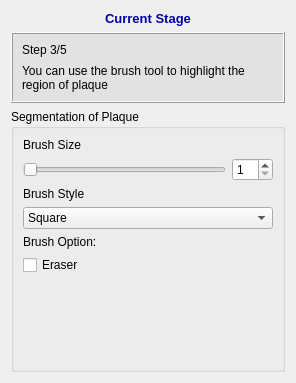
Old version of the form codes/InteractorStyles/QInteractorStylePaintBrush.ui in the repository wuzhuobin/PlaqueQuant.
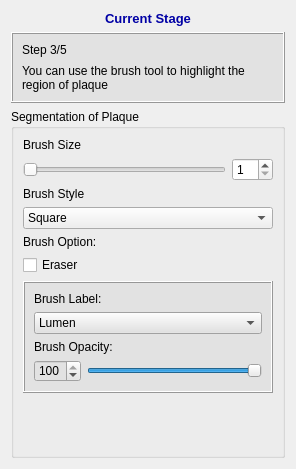
New version of the form. Icons and pictures are not drawn.

What changed in the file:
```diff
--- a/codes/InteractorStyles/QInteractorStylePaintBrush.ui
+++ b/codes/InteractorStyles/QInteractorStylePaintBrush.ui
@@ -7,13 +7,13 @@
     <x>0</x>
     <y>0</y>
     <width>296</width>
-    <height>383</height>
+    <height>469</height>
    </rect>
   </property>
   <property name="windowTitle">
    <string>PaintBrush</string>
   </property>
-  <layout class="QVBoxLayout" name="verticalLayout">
+  <layout class="QVBoxLayout" name="verticalLayout_2">
    <item>
     <widget class="QLabel" name="label_25">
      <property name="font">
@@ -102,7 +102,7 @@
      <property name="title">
       <string>Segmentation of Plaque</string>
      </property>
-     <layout class="QVBoxLayout" name="verticalLayout_5">
+     <layout class="QVBoxLayout" name="verticalLayout">
       <item>
        <widget class="QLabel" name="label_16">
         <property name="text">
@@ -176,6 +176,156 @@
         </property>
        </widget>
       </item>
+      <item>
+       <widget class="QFrame" name="frame_4">
+        <property name="minimumSize">
+         <size>
+          <width>0</width>
+          <height>0</height>
+         </size>
+        </property>
+        <property name="styleSheet">
+         <string notr="true">background-color: rgb(226, 226, 226)</string>
+        </property>
+        <property name="frameShape">
+         <enum>QFrame::Box</enum>
+        </property>
+        <property name="frameShadow">
+         <enum>QFrame::Raised</enum>
+        </property>
+        <layout class="QVBoxLayout" name="verticalLayout_9">
+         <item>
+          <widget class="QLabel" name="activeLabelLabel">
+           <property name="font">
+            <font>
+             <family>Arial</family>
+            </font>
+           </property>
+           <property name="text">
+            <string>Brush Label:</string>
+           </property>
+          </widget>
+         </item>
+         <item>
+          <widget class="QComboBox" name="labelComboBox">
+           <property name="font">
+            <font>
+             <family>Arial</family>
+            </font>
+           </property>
+           <property name="iconSize">
+            <size>
+             <width>13</width>
+             <height>13</height>
+            </size>
+           </property>
+           <item>
+            <property name="text">
+             <string>Lumen</string>
+            </property>
+            <property name="icon">
+             <iconset resource="../../resources/Project.qrc">
+              <normaloff>:/icons/redbox.png</normaloff>:/icons/redbox.png</iconset>
+            </property>
+           </item>
+           <item>
+            <property name="text">
+             <string>Vessel Wall</string>
+            </property>
+            <property name="icon">
+             <iconset resource="../../resources/Project.qrc">
+              <normaloff>:/icons/bluebox.png</normaloff>:/icons/bluebox.png</iconset>
+            </property>
+           </item>
+           <item>
+            <property name="text">
+             <string>Calcification</string>
+            </property>
+            <property name="icon">
+             <iconset resource="../../resources/Project.qrc">
+              <normaloff>:/icons/greenbox.png</normaloff>:/icons/greenbox.png</iconset>
+            </property>
+           </item>
+           <item>
+            <property name="text">
+             <string>Hemorrhage</string>
+            </property>
+            <property name="icon">
+             <iconset resource="../../resources/Project.qrc">
+              <normaloff>:/icons/yellowbox.png</normaloff>:/icons/yellowbox.png</iconset>
+            </property>
+           </item>
+           <item>
+            <property name="text">
+             <string>LRNC</string>
+            </property>
+            <property name="icon">
+             <iconset resource="../../resources/Project.qrc">
+              <normaloff>:/icons/lightbluebox.png</normaloff>:/icons/lightbluebox.png</iconset>
+            </property>
+           </item>
+           <item>
+            <property name="text">
+             <string>LM</string>
+            </property>
+            <property name="icon">
+             <iconset resource="../../resources/Project.qrc">
+              <normaloff>:/icons/purplebox.png</normaloff>:/icons/purplebox.png</iconset>
+            </property>
+           </item>
+          </widget>
+         </item>
+         <item>
+          <widget class="QLabel" name="label_13">
+           <property name="font">
+            <font>
+             <family>Arial</family>
+            </font>
+           </property>
+           <property name="text">
+            <string>Brush Opacity:</string>
+           </property>
+          </widget>
+         </item>
+         <item>
+          <layout class="QHBoxLayout" name="horizontalLayout_6">
+           <property name="topMargin">
+            <number>0</number>
+           </property>
+           <property name="bottomMargin">
+            <number>0</number>
+           </property>
+           <item>
+            <widget class="QSpinBox" name="opacitySpinBox">
+             <property name="maximum">
+              <number>100</number>
+             </property>
+             <property name="value">
+              <number>100</number>
+             </property>
+            </widget>
+           </item>
+           <item>
+            <widget class="QSlider" name="opacitySlider">
+             <property name="maximum">
+              <number>100</number>
+             </property>
+             <property name="value">
+              <number>100</number>
+             </property>
+             <property name="sliderPosition">
+              <number>100</number>
+             </property>
+             <property name="orientation">
+              <enum>Qt::Horizontal</enum>
+             </property>
+            </widget>
+           </item>
+          </layout>
+         </item>
+        </layout>
+       </widget>
+      </item>
       <item>
        <spacer name="verticalSpacer">
         <property name="orientation">
```
Left out of the diff: 87 changed lines with no effect on the pictures.
